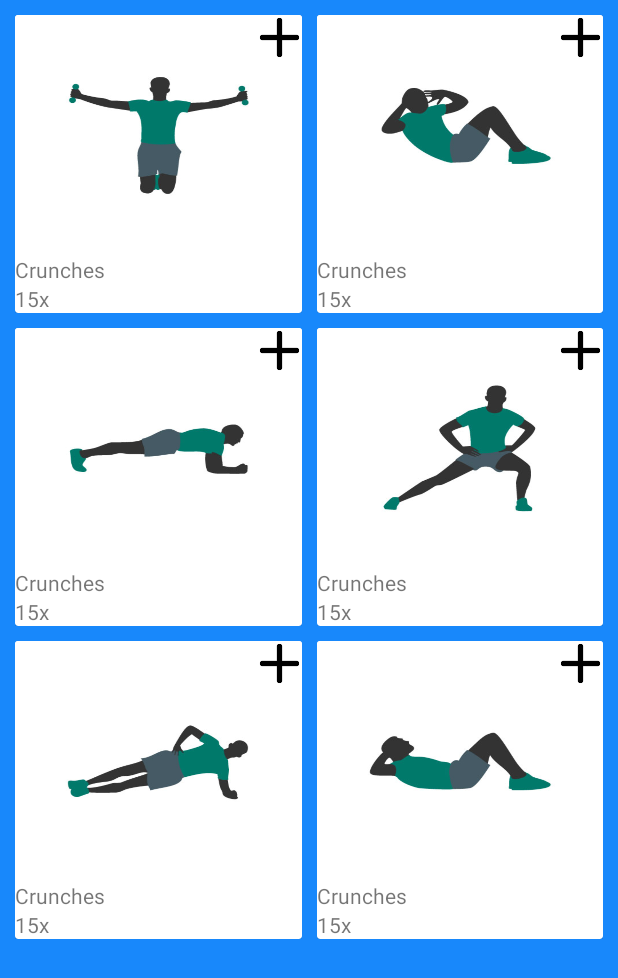
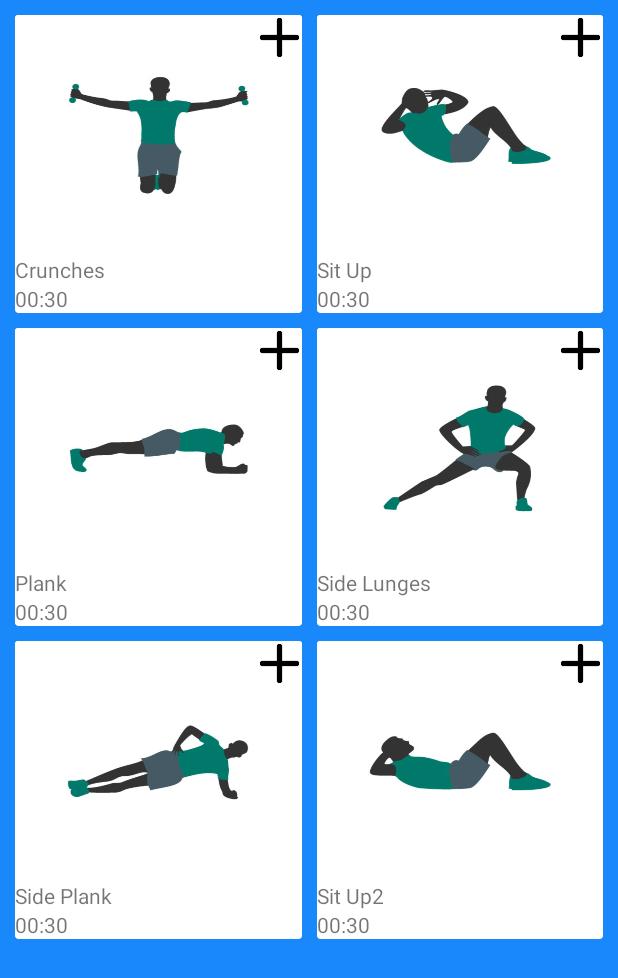
Before and after one commit to oerdogdu/OnurPT, an Android app: the AbsExerciseActivity screen opened directly, with no data from a screen before it, on a phone screen of 412 x 824 dp. Shown: the top 978 px of the screen. Run offline under Robolectric (Android 15) with nearby library versions, the phone set to English and light mode, and no system bars.

Commit message:
Minor enhancement

```diff
--- a/app/build.gradle
+++ b/app/build.gradle
@@ -38,6 +38,10 @@ dependencies {
     compile 'com.android.support.constraint:constraint-layout:1.0.2'
     testCompile 'junit:junit:4.12'
     compile 'com.android.support:multidex:1.0.2'
+    compile 'com.github.omadahealth:library:1.3.10@aar'
+    compile 'fr.avianey.com.viewpagerindicator:library:2.4.1.1@aar'
+    compile 'com.daimajia.easing:library:2.1@aar'
+    compile 'com.nineoldandroids:library:2.4.0'
     compile 'com.facebook.android:account-kit-sdk:4.+'
     compile 'com.github.jrvansuita:MaterialAbout:+'
     compile 'com.google.firebase:firebase-core:11.6.2'
--- a/app/src/main/AndroidManifest.xml
+++ b/app/src/main/AndroidManifest.xml
@@ -38,6 +38,11 @@
         </activity>
 
         <activity
+            android:name=".WorkoutDetailActivity"
+            android:theme="@style/StyledIndicators" >
+        </activity>
+
+        <activity
             android:name="com.facebook.accountkit.ui.AccountKitActivity"
             android:theme="@style/AppLoginTheme"
             tools:replace="android:theme"/>
--- a/app/src/main/java/com/eon/atoi/onurpt/AbsExerciseActivity.java
+++ b/app/src/main/java/com/eon/atoi/onurpt/AbsExerciseActivity.java
@@ -47,12 +47,12 @@ public class AbsExerciseActivity extends Activity {
     }
 
     private void prepareList() {
-        absWorkoutList.add(new Workout("Crunches", "15x", String.valueOf(R.drawable.chest)));
-        absWorkoutList.add(new Workout("Crunches", "15x", String.valueOf(R.drawable.sit_up_02)));
-        absWorkoutList.add(new Workout("Crunches", "15x", String.valueOf(R.drawable.plank)));
-        absWorkoutList.add(new Workout("Crunches", "15x", String.valueOf(R.drawable.side_lunges)));
-        absWorkoutList.add(new Workout("Crunches", "15x", String.valueOf(R.drawable.side_plank)));
-        absWorkoutList.add(new Workout("Crunches", "15x", String.valueOf(R.drawable.sit_up_01)));
+        absWorkoutList.add(new Workout("Crunches", "00:30", String.valueOf(R.drawable.chest)));
+        absWorkoutList.add(new Workout("Sit Up", "00:30", String.valueOf(R.drawable.sit_up_02)));
+        absWorkoutList.add(new Workout("Plank", "00:30", String.valueOf(R.drawable.plank)));
+        absWorkoutList.add(new Workout("Side Lunges", "00:30", String.valueOf(R.drawable.side_lunges)));
+        absWorkoutList.add(new Workout("Side Plank", "00:30", String.valueOf(R.drawable.side_plank)));
+        absWorkoutList.add(new Workout("Sit Up2", "00:30", String.valueOf(R.drawable.sit_up_01)));
     }
 
 
--- a/app/src/main/java/com/eon/atoi/onurpt/ProgramActivity.java
+++ b/app/src/main/java/com/eon/atoi/onurpt/ProgramActivity.java
@@ -36,7 +36,5 @@ public class ProgramActivity extends Activity {
     private synchronized void prepareList() {
         WorkoutDatabaseHelper workoutDatabaseHelper = WorkoutDatabaseHelper.getInstance(this);
         list = workoutDatabaseHelper.getAllWorkouts();
-
-        Toast.makeText(this, list.size()+"", Toast.LENGTH_LONG).show();
     }
 }
--- a/app/src/main/res/layout/program_activity.xml
+++ b/app/src/main/res/layout/program_activity.xml
@@ -7,7 +7,7 @@
     <ListView
         android:id="@+id/programList"
         android:layout_width="fill_parent"
-        android:layout_height="wrap_content"
+        android:layout_height="match_parent"
         android:divider="#000"
         android:dividerHeight="1dp"/>
 
--- a/app/src/main/res/values/styles.xml
+++ b/app/src/main/res/values/styles.xml
@@ -10,4 +10,15 @@
 
     <style name="AppLoginTheme" parent="Theme.AccountKit" />
 
+    <style name="StyledIndicators" parent="@android:style/Theme.Light">
+        <item name="vpiCirclePageIndicatorStyle">@style/CustomCirclePageIndicator</item>
+    </style>
+
+    <style name="CustomCirclePageIndicator">
+        <item name="fillColor">#000000</item>
+        <item name="strokeColor">#000000</item>
+        <item name="strokeWidth">1dp</item>
+        <item name="radius">6dp</item>
+        <item name="centered">true</item>
+    </style>
 </resources>
--- a/build.gradle
+++ b/build.gradle
@@ -22,6 +22,7 @@ allprojects {
             url "https://maven.google.com"
         }
         maven { url "https://jitpack.io" }
+        maven { url 'http://dl.bintray.com/populov/maven/' }
     }
 }
 
```
Also changed, not shown: app/src/main/java/com/eon/atoi/onurpt/ProgramListAdapter.java (+7 -0 lines), app/src/main/java/com/eon/atoi/onurpt/WorkoutDetailActivity.java (added, +21 -0 lines), app/src/main/res/layout/workout_detail.xml (added, +14 -0 lines).
